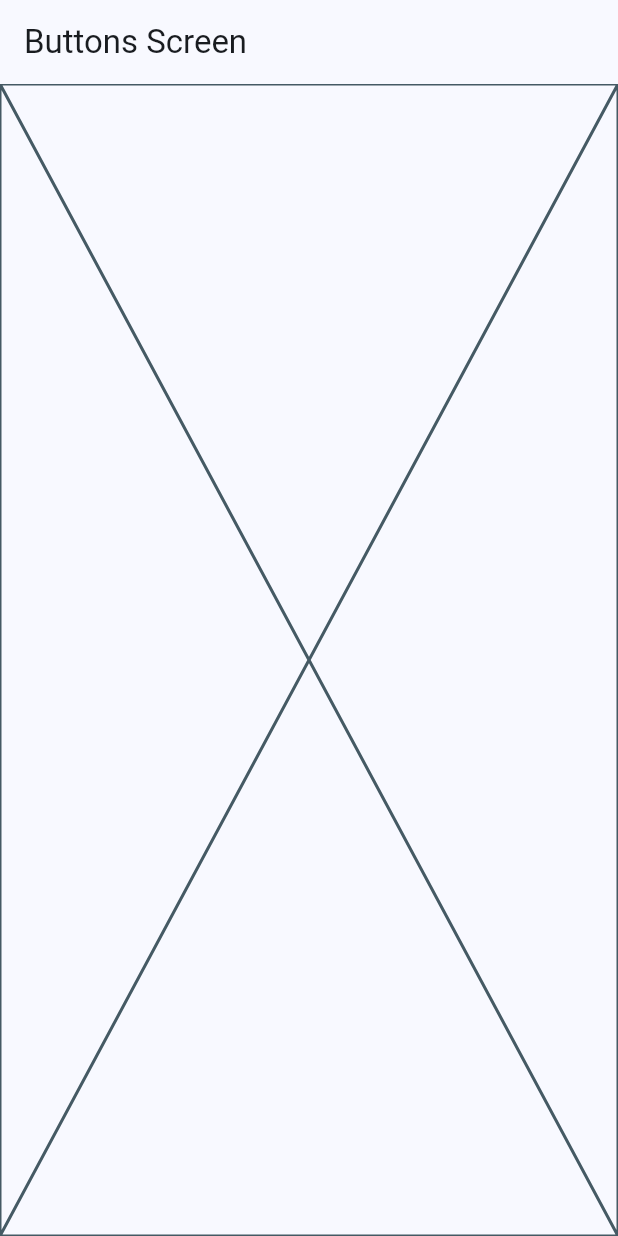
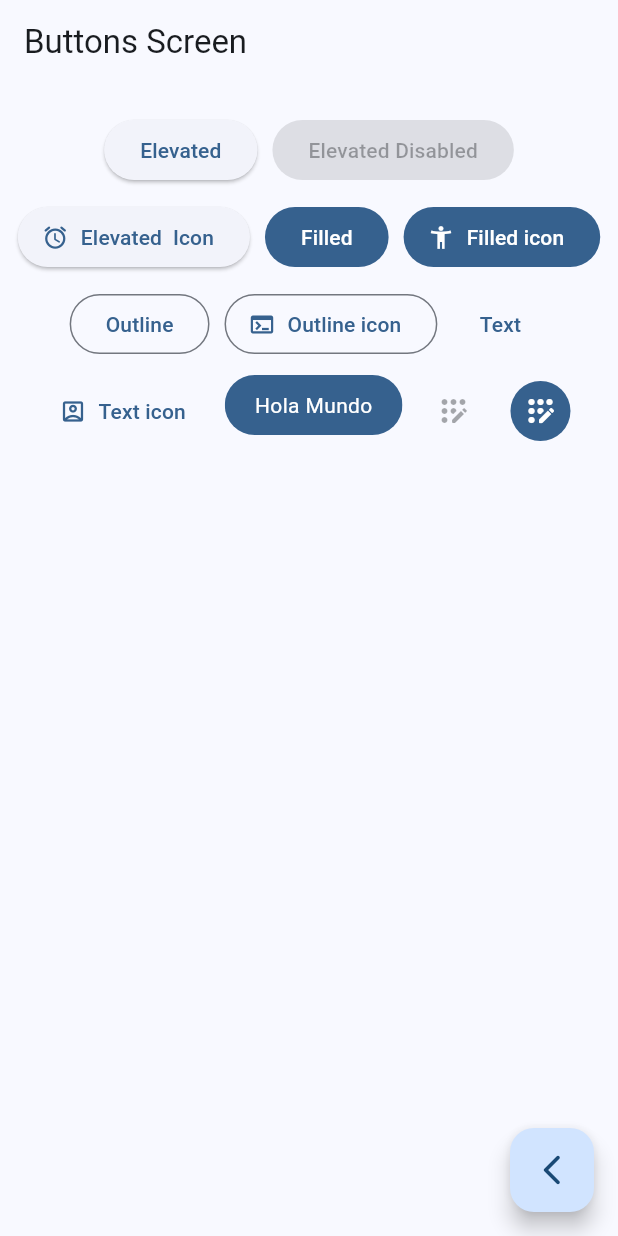
Before and after one commit to WilliamDelCid/Flutter-Initial, a Flutter app: the ButtonsScreen screen opened by its route, on a phone screen of 412 x 824 dp. Run offline on Flutter 3.47's test engine with Material 3 defaults, Android fonts, the phone set to English and light mode, and no system bars; our stand-ins replace go_router.

Commit message:
Bottons Custom and finish button screen

```diff
--- a/lib/presentation/screens/buttons/buttons_screen.dart
+++ b/lib/presentation/screens/buttons/buttons_screen.dart
@@ -1,4 +1,5 @@
 import 'package:flutter/material.dart';
+import 'package:go_router/go_router.dart';
 
 class ButtonsScreen extends StatelessWidget {
 
@@ -12,7 +13,94 @@ class ButtonsScreen extends StatelessWidget {
       appBar: AppBar(
         title: const Text('Buttons Screen'),
       ),
-      body: const Placeholder(),
+      body: const _ButtonsView(),
+      floatingActionButton: FloatingActionButton(
+        child: const Icon(Icons.arrow_back_ios_new_rounded),
+        onPressed: () {
+          context.pop();
+        },
+      ),
     );
   }
 }
+
+class _ButtonsView extends StatelessWidget {
+  const _ButtonsView();
+
+  @override
+  Widget build(BuildContext context) {
+
+    final colors = Theme.of(context).colorScheme;
+
+    return SizedBox(
+      width: double.infinity,
+      child: Padding(
+        padding: const EdgeInsets.symmetric(horizontal: 10,vertical: 20),
+        child: Wrap(
+          spacing: 10, //Agregar espacio en todo el alrededor
+          runSpacing: 10,
+          alignment: WrapAlignment.center,
+          children: [
+
+            ElevatedButton(
+              onPressed: () {},
+              child: const Text('Elevated'),
+            ),
+
+            const ElevatedButton(
+              onPressed: null,
+              child: Text('Elevated Disabled'),
+            ),
+
+            ElevatedButton.icon(
+              onPressed: () {},
+              icon: const Icon(Icons.access_alarm_rounded),
+              label: const Text('Elevated  Icon'),
+            ),
+
+            FilledButton(onPressed: (){}, child:const Text('Filled')),
+
+            FilledButton.icon(onPressed: (){}, icon:const  Icon(Icons.accessibility_new),label: const Text('Filled icon'),),
+            OutlinedButton(onPressed: (){}, child: const Text('Outline')),
+            OutlinedButton.icon(onPressed: (){}, icon: const Icon(Icons.terminal), label: const Text('Outline icon'),),
+            TextButton(onPressed: (){}, child: const Text('Text')),
+            TextButton.icon(onPressed: (){}, icon: const Icon(Icons.account_box_outlined), label: const Text('Text icon'),),
+
+            //TODO: custom buttom
+            const CustomButton(),
+            const IconButton(onPressed: null, icon:  Icon(Icons.app_registration_rounded)),
+            IconButton(onPressed: (){}, icon: const Icon(Icons.app_registration_rounded),style: ButtonStyle(
+              backgroundColor: WidgetStateProperty.all(colors.primary),
+              iconColor: WidgetStateProperty.all(colors.onPrimary),
+            ),),
+          ],
+        ),
+      ),
+    );
+  }
+}
+
+
+class CustomButton extends StatelessWidget {
+  const CustomButton({super.key});
+
+  @override
+  Widget build(BuildContext context) {
+
+    final colors = Theme.of(context).colorScheme;
+
+    return ClipRRect(
+      borderRadius: BorderRadius.circular(20),
+      child: Material(
+        color: colors.primary,
+        child: InkWell(
+          onTap: (){},
+          child: Padding(
+            padding: const EdgeInsets.symmetric(horizontal: 20,vertical: 10),
+            child: Text('Hola Mundo',style: TextStyle(color: Colors.white),),
+          ),
+        ),
+      ),
+    );
+  }
+}
```
